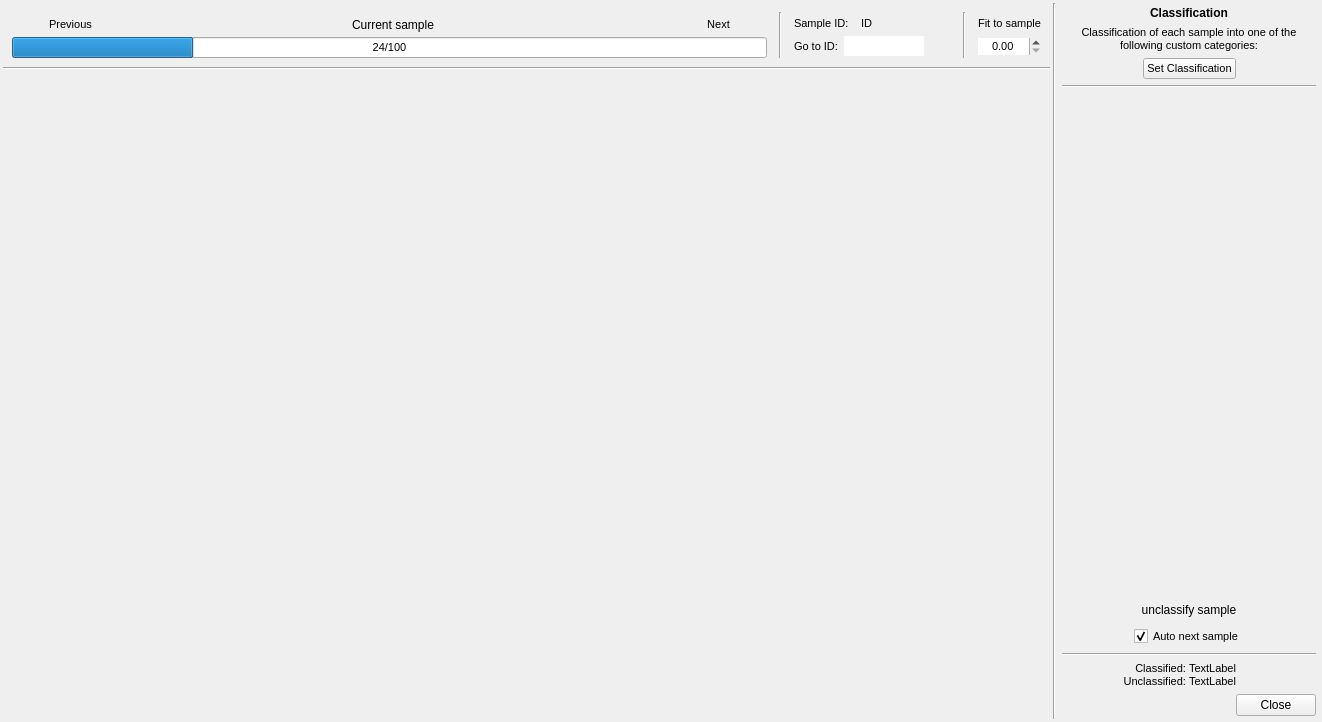
Old version of the form ui/classification_dialog.ui in the repository SMByC/AcATaMa.
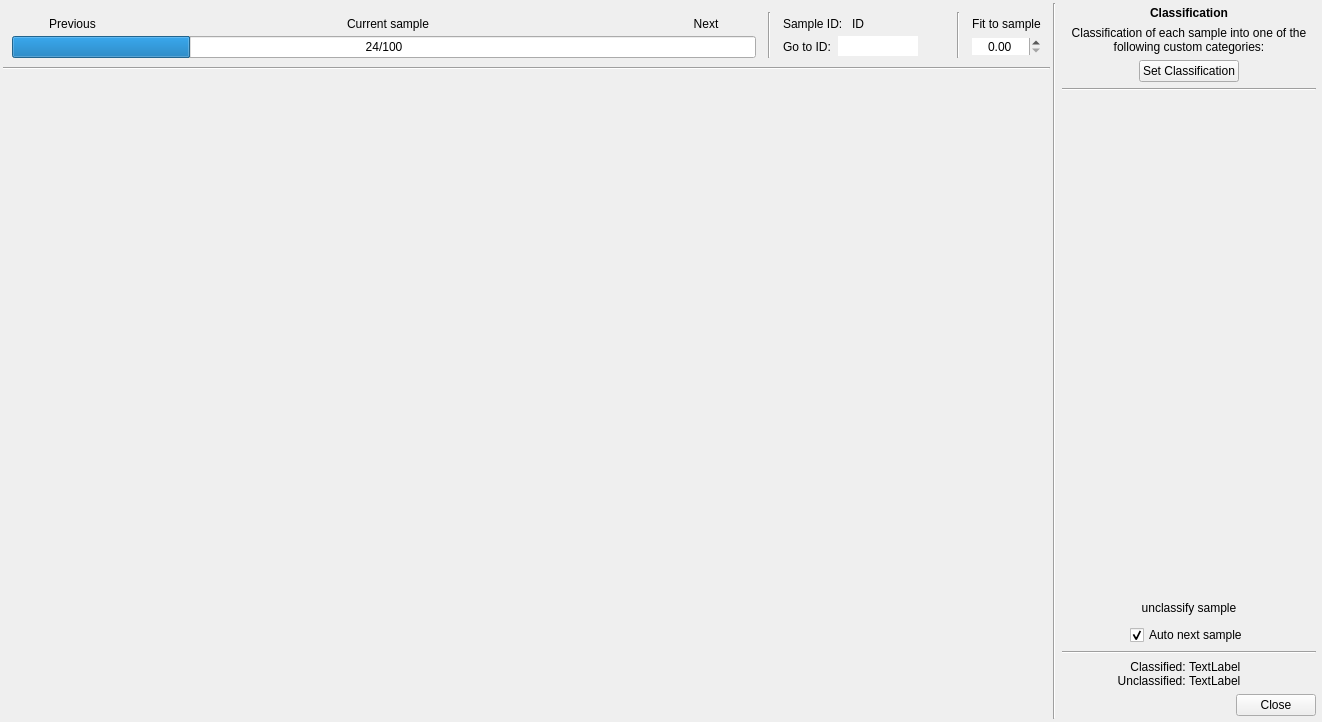
New version of the form. Icons and pictures are not drawn. Custom widgets are drawn as their Qt base class.

Commit message: Changes in some font size for classification dialog, UI adjustments

The edit to the form file:
```diff
--- a/ui/classification_dialog.ui
+++ b/ui/classification_dialog.ui
@@ -112,7 +112,7 @@
                 <widget class="QToolButton" name="previousSampleNotClassified">
                  <property name="font">
                   <font>
-                   <pointsize>8</pointsize>
+                   <pointsize>9</pointsize>
                   </font>
                  </property>
                  <property name="toolTip">
@@ -137,7 +137,7 @@
                 <widget class="QToolButton" name="previousSample">
                  <property name="font">
                   <font>
-                   <pointsize>8</pointsize>
+                   <pointsize>9</pointsize>
                   </font>
                  </property>
                  <property name="toolTip">
@@ -188,6 +188,11 @@
                   </item>
                   <item>
                    <widget class="QToolButton" name="currentSample">
+                    <property name="font">
+                     <font>
+                      <pointsize>9</pointsize>
+                     </font>
+                    </property>
                     <property name="toolTip">
                      <string>Go to current sample</string>
                     </property>
@@ -208,6 +213,11 @@
                   </item>
                   <item>
                    <widget class="QLabel" name="statusCurrentSample">
+                    <property name="font">
+                     <font>
+                      <pointsize>9</pointsize>
+                     </font>
+                    </property>
                     <property name="text">
                      <string/>
                     </property>
@@ -233,7 +243,7 @@
                 <widget class="QToolButton" name="nextSample">
                  <property name="font">
                   <font>
-                   <pointsize>8</pointsize>
+                   <pointsize>9</pointsize>
                   </font>
                  </property>
                  <property name="toolTip">
@@ -261,7 +271,7 @@
                 <widget class="QToolButton" name="nextSampleNotClassified">
                  <property name="font">
                   <font>
-                   <pointsize>8</pointsize>
+                   <pointsize>9</pointsize>
                   </font>
                  </property>
                  <property name="toolTip">
@@ -295,7 +305,7 @@
               </property>
               <property name="font">
                <font>
-                <pointsize>8</pointsize>
+                <pointsize>9</pointsize>
                 <weight>50</weight>
                 <bold>false</bold>
                </font>
@@ -351,7 +361,7 @@
                 <widget class="QLabel" name="label_2">
                  <property name="font">
                   <font>
-                   <pointsize>8</pointsize>
+                   <pointsize>9</pointsize>
                   </font>
                  </property>
                  <property name="text">
@@ -387,7 +397,7 @@
                 <widget class="QDoubleSpinBox" name="radiusFitToSample">
                  <property name="font">
                   <font>
-                   <pointsize>8</pointsize>
+                   <pointsize>9</pointsize>
                   </font>
                  </property>
                  <property name="frame">
@@ -506,7 +516,7 @@
                 <widget class="QLabel" name="label_3">
                  <property name="font">
                   <font>
-                   <pointsize>8</pointsize>
+                   <pointsize>9</pointsize>
                   </font>
                  </property>
                  <property name="toolTip">
@@ -521,7 +531,7 @@
                 <widget class="QLabel" name="Sample_ID">
                  <property name="font">
                   <font>
-                   <pointsize>8</pointsize>
+                   <pointsize>9</pointsize>
                   </font>
                  </property>
                  <property name="text">
@@ -533,7 +543,7 @@
                 <widget class="QToolButton" name="QPBtn_OpenInGE">
                  <property name="font">
                   <font>
-                   <pointsize>8</pointsize>
+                   <pointsize>9</pointsize>
                   </font>
                  </property>
                  <property name="toolTip">
@@ -576,7 +586,7 @@
                 <widget class="QLabel" name="label_8">
                  <property name="font">
                   <font>
-                   <pointsize>8</pointsize>
+                   <pointsize>9</pointsize>
                   </font>
                  </property>
                  <property name="text">
@@ -600,7 +610,7 @@
                  </property>
                  <property name="font">
                   <font>
-                   <pointsize>8</pointsize>
+                   <pointsize>9</pointsize>
                   </font>
                  </property>
                  <property name="toolTip">
@@ -618,7 +628,7 @@
                 <widget class="QToolButton" name="GoTo_ID_Button">
                  <property name="font">
                   <font>
-                   <pointsize>8</pointsize>
+                   <pointsize>9</pointsize>
                   </font>
                  </property>
                  <property name="toolTip">
@@ -699,7 +709,7 @@
            </property>
            <property name="font">
             <font>
-             <pointsize>8</pointsize>
+             <pointsize>9</pointsize>
             </font>
            </property>
            <property name="text">
@@ -745,7 +755,7 @@
              <widget class="QPushButton" name="QPBtn_SetClassification">
               <property name="font">
                <font>
-                <pointsize>8</pointsize>
+                <pointsize>9</pointsize>
                </font>
               </property>
               <property name="text">
@@ -915,7 +925,7 @@
              <widget class="QCheckBox" name="autoNextSample">
               <property name="font">
                <font>
-                <pointsize>8</pointsize>
+                <pointsize>9</pointsize>
                </font>
               </property>
               <property name="toolTip">
@@ -992,7 +1002,7 @@
                 <widget class="QLabel" name="label">
                  <property name="font">
                   <font>
-                   <pointsize>8</pointsize>
+                   <pointsize>9</pointsize>
                   </font>
                  </property>
                  <property name="text">
@@ -1007,7 +1017,7 @@
                 <widget class="QLabel" name="label_6">
                  <property name="font">
                   <font>
-                   <pointsize>8</pointsize>
+                   <pointsize>9</pointsize>
                   </font>
                  </property>
                  <property name="text">
@@ -1043,7 +1053,7 @@
                 <widget class="QLabel" name="totalClassified">
                  <property name="font">
                   <font>
-                   <pointsize>8</pointsize>
+                   <pointsize>9</pointsize>
                   </font>
                  </property>
                  <property name="text">
@@ -1055,7 +1065,7 @@
                 <widget class="QLabel" name="totalUnclassified">
                  <property name="font">
                   <font>
-                   <pointsize>8</pointsize>
+                   <pointsize>9</pointsize>
                   </font>
                  </property>
                  <property name="text">
```
The commit also changes 1 other file.
